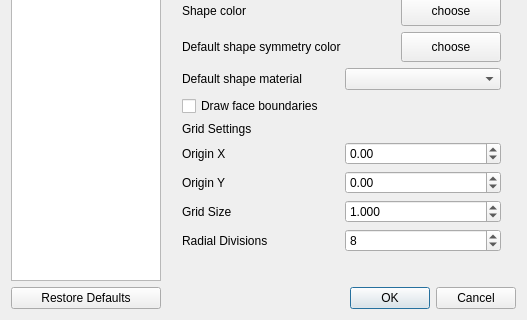
Old version of the form TIGLCreator/src/TIGLCreatorSettingsDialog.ui in the repository DLR-SC/tigl; both pictures show x 0 to 527 and y 230 to 550 of the 527 by 550 pixel window.
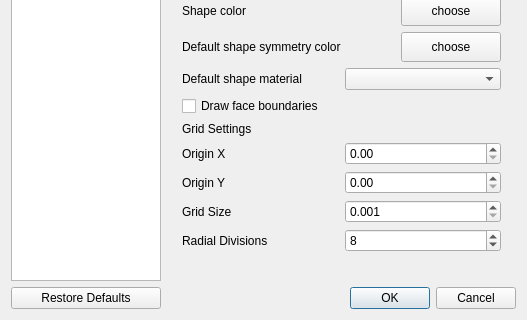
New version of the form. Icons and pictures are not drawn.

Commit message: try to persist grid settings via TiGLCreatorSettings/QSettings

```diff
--- a/TIGLCreator/src/TIGLCreatorSettingsDialog.ui
+++ b/TIGLCreator/src/TIGLCreatorSettingsDialog.ui
@@ -464,23 +464,14 @@
            <property name="minimum">
             <double>0.001000000000000</double>
            </property>
-           <property name="value">
-            <double>1.000000000000000</double>
-           </property>
           </widget>
          </item>
          <item row="1" column="1">
           <widget class="QDoubleSpinBox" name="grid_origin_Y_spinbox">
-           <property name="minimum">
-            <double>-99.989999999999995</double>
-           </property>
           </widget>
          </item>
          <item row="0" column="1">
           <widget class="QDoubleSpinBox" name="grid_origin_X_spinbox">
-           <property name="minimum">
-            <double>-99.989999999999995</double>
-           </property>
           </widget>
          </item>
          <item row="0" column="0">
```
The commit also changes 3 other files.
